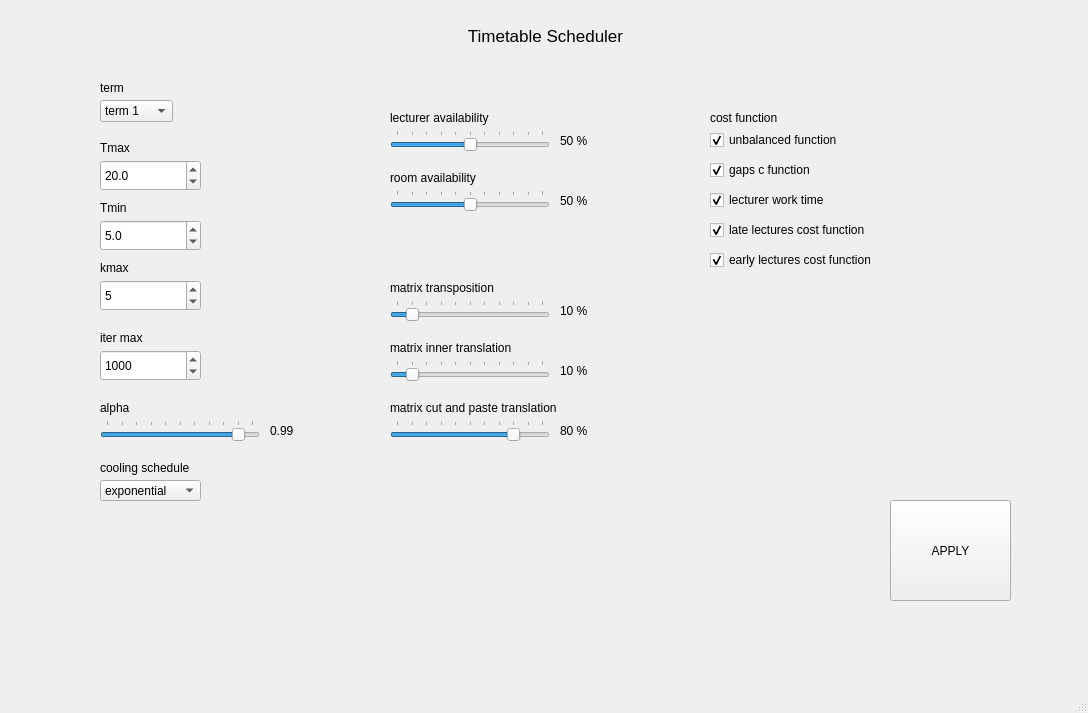
This is gui/main_window.ui in dominik-air/timetable-scheduler as Qt 5 draws it before an edit. The edited form follows.
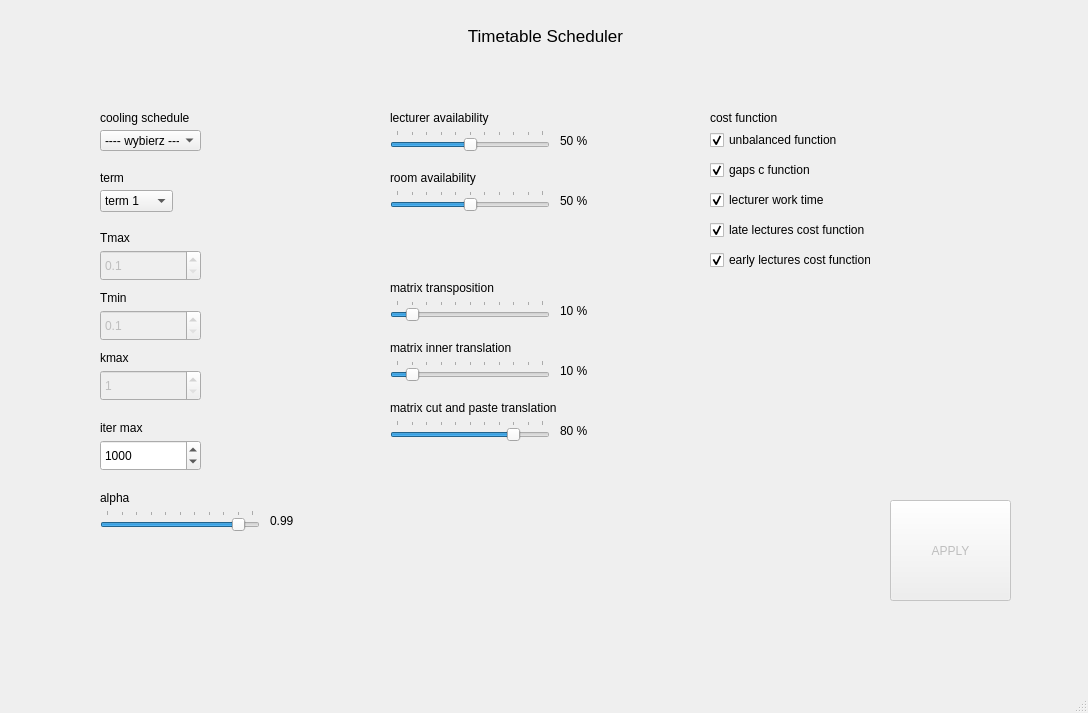
This is the edited form.

Commit message: gui_chart_parameters_update_1

```diff
--- a/gui/main_window.ui
+++ b/gui/main_window.ui
@@ -42,7 +42,7 @@
     <property name="geometry">
      <rect>
       <x>100</x>
-      <y>140</y>
+      <y>230</y>
       <width>55</width>
       <height>16</height>
      </rect>
@@ -58,7 +58,7 @@
     <property name="geometry">
      <rect>
       <x>100</x>
-      <y>200</y>
+      <y>290</y>
       <width>55</width>
       <height>16</height>
      </rect>
@@ -71,7 +71,7 @@
     <property name="geometry">
      <rect>
       <x>100</x>
-      <y>260</y>
+      <y>350</y>
       <width>55</width>
       <height>16</height>
      </rect>
@@ -84,7 +84,7 @@
     <property name="geometry">
      <rect>
       <x>100</x>
-      <y>400</y>
+      <y>490</y>
       <width>55</width>
       <height>16</height>
      </rect>
@@ -97,7 +97,7 @@
     <property name="geometry">
      <rect>
       <x>100</x>
-      <y>460</y>
+      <y>110</y>
       <width>101</width>
       <height>16</height>
      </rect>
@@ -110,7 +110,7 @@
     <property name="geometry">
      <rect>
       <x>100</x>
-      <y>80</y>
+      <y>170</y>
       <width>31</width>
       <height>16</height>
      </rect>
@@ -123,7 +123,7 @@
     <property name="geometry">
      <rect>
       <x>100</x>
-      <y>100</y>
+      <y>190</y>
       <width>73</width>
       <height>22</height>
      </rect>
@@ -168,7 +168,7 @@
     <property name="geometry">
      <rect>
       <x>100</x>
-      <y>420</y>
+      <y>510</y>
       <width>160</width>
       <height>22</height>
      </rect>
@@ -202,11 +202,19 @@
     <property name="geometry">
      <rect>
       <x>100</x>
-      <y>480</y>
+      <y>130</y>
       <width>101</width>
       <height>21</height>
      </rect>
     </property>
+    <property name="currentText">
+     <string>---- wybierz ----</string>
+    </property>
+    <item>
+     <property name="text">
+      <string>---- wybierz ----</string>
+     </property>
+    </item>
     <item>
      <property name="text">
       <string>exponential</string>
@@ -465,6 +473,9 @@
     </property>
    </widget>
    <widget class="QPushButton" name="pushButton_apply">
+    <property name="enabled">
+     <bool>false</bool>
+    </property>
     <property name="geometry">
      <rect>
       <x>890</x>
@@ -478,10 +489,13 @@
     </property>
    </widget>
    <widget class="QSpinBox" name="spinBox_kmax">
+    <property name="enabled">
+     <bool>false</bool>
+    </property>
     <property name="geometry">
      <rect>
       <x>100</x>
-      <y>280</y>
+      <y>370</y>
       <width>101</width>
       <height>31</height>
      </rect>
@@ -493,14 +507,17 @@
      <number>200</number>
     </property>
     <property name="value">
-     <number>5</number>
+     <number>1</number>
+    </property>
+    <property name="displayIntegerBase">
+     <number>10</number>
     </property>
    </widget>
    <widget class="QSpinBox" name="spinBox_iter_max">
     <property name="geometry">
      <rect>
       <x>100</x>
-      <y>350</y>
+      <y>440</y>
       <width>101</width>
       <height>31</height>
      </rect>
@@ -516,7 +533,7 @@
     <property name="geometry">
      <rect>
       <x>100</x>
-      <y>330</y>
+      <y>420</y>
       <width>55</width>
       <height>16</height>
      </rect>
@@ -609,7 +626,7 @@
     <property name="geometry">
      <rect>
       <x>270</x>
-      <y>420</y>
+      <y>510</y>
       <width>51</width>
       <height>21</height>
      </rect>
@@ -700,14 +717,20 @@
     </property>
    </widget>
    <widget class="QDoubleSpinBox" name="doubleSpinBox_tmax">
+    <property name="enabled">
+     <bool>false</bool>
+    </property>
     <property name="geometry">
      <rect>
       <x>100</x>
-      <y>160</y>
+      <y>250</y>
       <width>101</width>
       <height>31</height>
      </rect>
     </property>
+    <property name="readOnly">
+     <bool>false</bool>
+    </property>
     <property name="decimals">
      <number>1</number>
     </property>
@@ -721,14 +744,17 @@
      <double>0.100000000000000</double>
     </property>
     <property name="value">
-     <double>20.000000000000000</double>
+     <double>0.100000000000000</double>
     </property>
    </widget>
    <widget class="QDoubleSpinBox" name="doubleSpinBox_tmin">
+    <property name="enabled">
+     <bool>false</bool>
+    </property>
     <property name="geometry">
      <rect>
       <x>100</x>
-      <y>220</y>
+      <y>310</y>
       <width>101</width>
       <height>31</height>
      </rect>
@@ -746,7 +772,7 @@
      <double>0.100000000000000</double>
     </property>
     <property name="value">
-     <double>5.000000000000000</double>
+     <double>0.100000000000000</double>
     </property>
    </widget>
   </widget>
```
Left out of the diff: 2 changed lines with no effect on the pictures. The commit also changes 2 other files.
